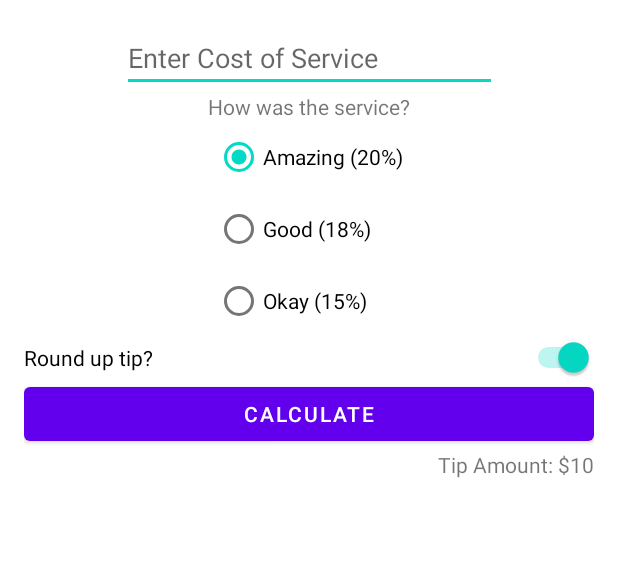
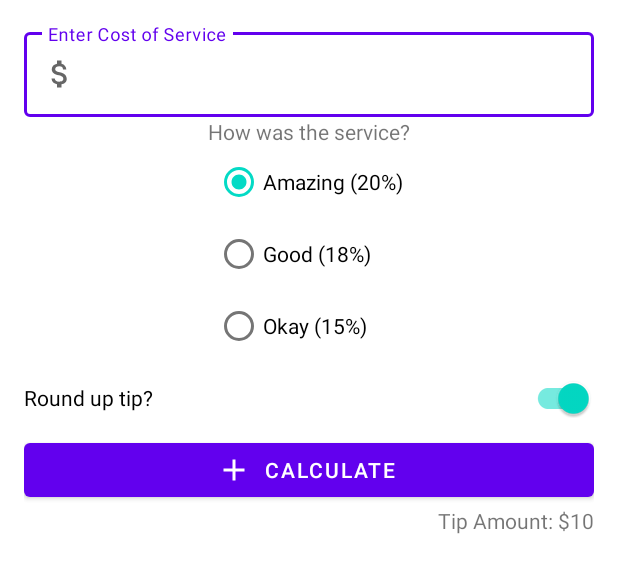
Before and after one commit to KennethMathari/Tip_Calculator, an Android app: the layout activity_main.xml on its own in the app's theme, with its tools: preview values and no code run, on a phone screen of 412 x 824 dp. Shown: the top 573 px of the screen. Run offline under Robolectric (Android 15) with nearby library versions, the phone set to English and light mode, and no system bars.

Commit message:
Added icons to the UI

```diff
--- a/app/build.gradle
+++ b/app/build.gradle
@@ -18,6 +18,7 @@ android {
         versionName "1.0"
 
         testInstrumentationRunner "androidx.test.runner.AndroidJUnitRunner"
+        vectorDrawables.useSupportLibrary = true
     }
 
     buildTypes {
--- a/app/src/main/java/com/example/tiptime/MainActivity.kt
+++ b/app/src/main/java/com/example/tiptime/MainActivity.kt
@@ -17,7 +17,7 @@ class MainActivity : AppCompatActivity() {
 
     private fun calculateTip() {
         //Get cost of service
-        val stringInTextField = binding.costOfService.text.toString()
+        val stringInTextField = binding.costOfServiceEditText.text.toString()
         val cost = stringInTextField.toDoubleOrNull()
         if (cost == null) {
             binding.tipResult.text = "null"
--- /dev/null
+++ b/app/src/main/res/drawable/ic_add.xml
@@ -0,0 +1,10 @@
+<vector xmlns:android="http://schemas.android.com/apk/res/android"
+    android:width="24dp"
+    android:height="24dp"
+    android:viewportWidth="24"
+    android:viewportHeight="24"
+    android:tint="?attr/colorControlNormal">
+  <path
+      android:fillColor="@android:color/white"
+      android:pathData="M19,13h-6v6h-2v-6H5v-2h6V5h2v6h6v2z"/>
+</vector>
--- /dev/null
+++ b/app/src/main/res/drawable/ic_baseline_attach_money_24.xml
@@ -0,0 +1,10 @@
+<vector xmlns:android="http://schemas.android.com/apk/res/android"
+    android:width="24dp"
+    android:height="24dp"
+    android:viewportWidth="24"
+    android:viewportHeight="24"
+    android:tint="?attr/colorControlNormal">
+  <path
+      android:fillColor="@android:color/white"
+      android:pathData="M11.8,10.9c-2.27,-0.59 -3,-1.2 -3,-2.15 0,-1.09 1.01,-1.85 2.7,-1.85 1.78,0 2.44,0.85 2.5,2.1h2.21c-0.07,-1.72 -1.12,-3.3 -3.21,-3.81V3h-3v2.16c-1.94,0.42 -3.5,1.68 -3.5,3.61 0,2.31 1.91,3.46 4.7,4.13 2.5,0.6 3,1.48 3,2.41 0,0.69 -0.49,1.79 -2.7,1.79 -2.06,0 -2.87,-0.92 -2.98,-2.1h-2.2c0.12,2.19 1.76,3.42 3.68,3.83V21h3v-2.15c1.95,-0.37 3.5,-1.5 3.5,-3.55 0,-2.84 -2.43,-3.81 -4.7,-4.4z"/>
+</vector>
--- a/app/src/main/res/layout/activity_main.xml
+++ b/app/src/main/res/layout/activity_main.xml
@@ -7,15 +7,25 @@
     android:padding="16dp"
     tools:context=".MainActivity">
 
-    <EditText
+    <com.google.android.material.textfield.TextInputLayout
         android:id="@+id/cost_of_service"
-        android:layout_width="250dp"
+        android:layout_width="match_parent"
         android:layout_height="wrap_content"
         android:hint="@string/enter_cost_of_service"
-        android:inputType="numberDecimal"
+        app:startIconDrawable="@drawable/ic_baseline_attach_money_24"
+        style="@style/Widget.MaterialComponents.TextInputLayout.OutlinedBox"
         app:layout_constraintEnd_toEndOf="parent"
         app:layout_constraintStart_toStartOf="parent"
-        app:layout_constraintTop_toTopOf="parent" />
+        app:layout_constraintTop_toTopOf="parent">
+
+        <com.google.android.material.textfield.TextInputEditText
+            android:id="@+id/cost_of_service_edit_text"
+            android:layout_width="match_parent"
+            android:layout_height="wrap_content"
+            android:inputType="numberDecimal" />
+
+    </com.google.android.material.textfield.TextInputLayout>
+
 
     <TextView
         android:id="@+id/service_question"
@@ -55,7 +65,7 @@
 
     </RadioGroup>
 
-    <Switch
+    <com.google.android.material.switchmaterial.SwitchMaterial
         android:id="@+id/round_up_switch"
         android:layout_width="0dp"
         android:layout_height="wrap_content"
@@ -68,9 +78,12 @@
 
     <Button
         android:id="@+id/calculate_button"
-        android:layout_width="0dp"
+        android:layout_width="match_parent"
         android:layout_height="wrap_content"
         android:text="@string/calculate"
+        app:icon="@drawable/ic_add"
+        style="@style/Widget.MaterialComponents.Button.Icon"
+        app:iconGravity="textStart"
         app:layout_constraintEnd_toEndOf="parent"
         app:layout_constraintStart_toStartOf="parent"
         app:layout_constraintTop_toBottomOf="@+id/round_up_switch" />
--- a/app/src/main/res/values/strings.xml
+++ b/app/src/main/res/values/strings.xml
@@ -1,5 +1,5 @@
 <resources>
-    <string name="app_name">Tip Time</string>
+    <string name="app_name">Tip Calculator</string>
     <string name="enter_cost_of_service">Enter Cost of Service</string>
     <string name="how_was_the_service">How was the service?</string>
     <string name="amazing_service">Amazing (20%)</string>
@@ -8,4 +8,5 @@
     <string name="round_up_tip">Round up tip?</string>
     <string name="calculate">Calculate</string>
     <string name="tip_amount">Tip Amount: %s</string>
+    <string name="usd">$</string>
 </resources>
```
Also changed, not shown: app/src/main/res/drawable/ic_baseline_call_made_24.xml (added, +10 -0 lines), app/src/main/res/drawable/ic_service.xml (added, +10 -0 lines).
